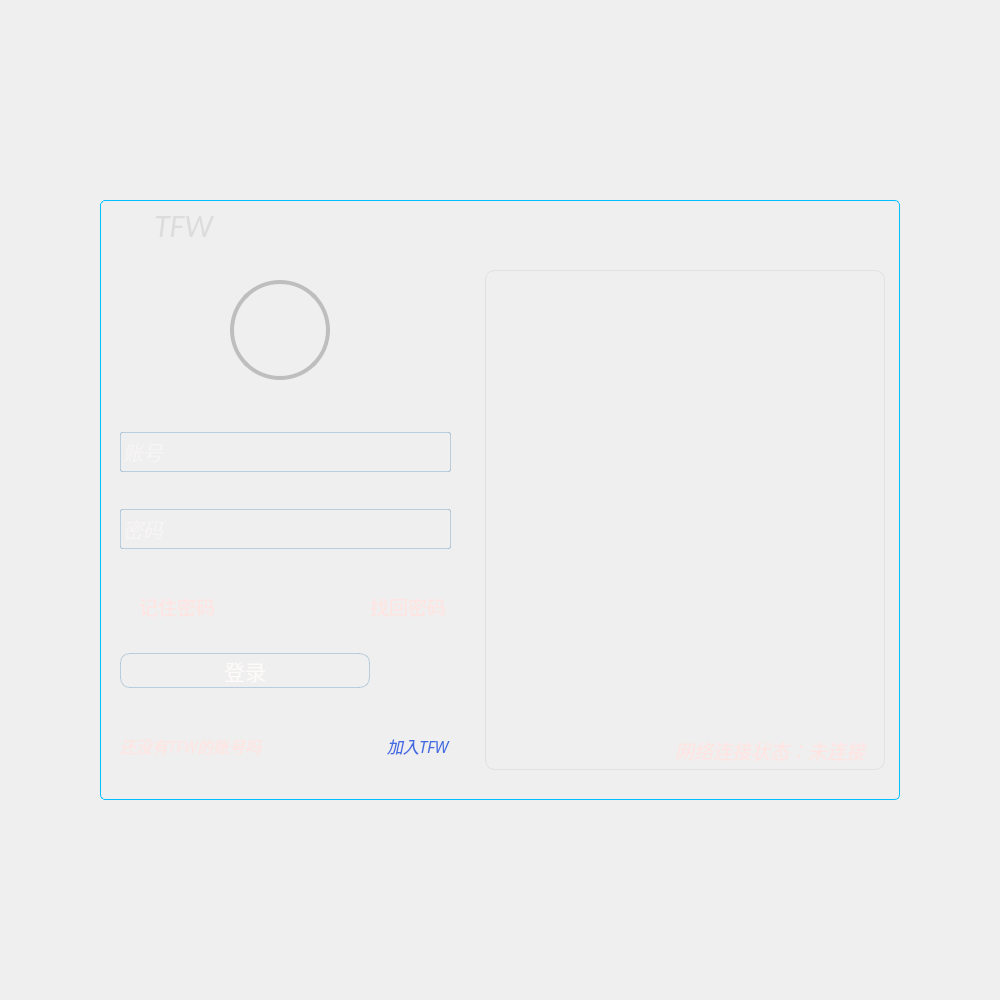
The window that TIM/widget.ui (Sunlx5522/TFW_PROJECT) describes before a commit, drawn with Qt 5.
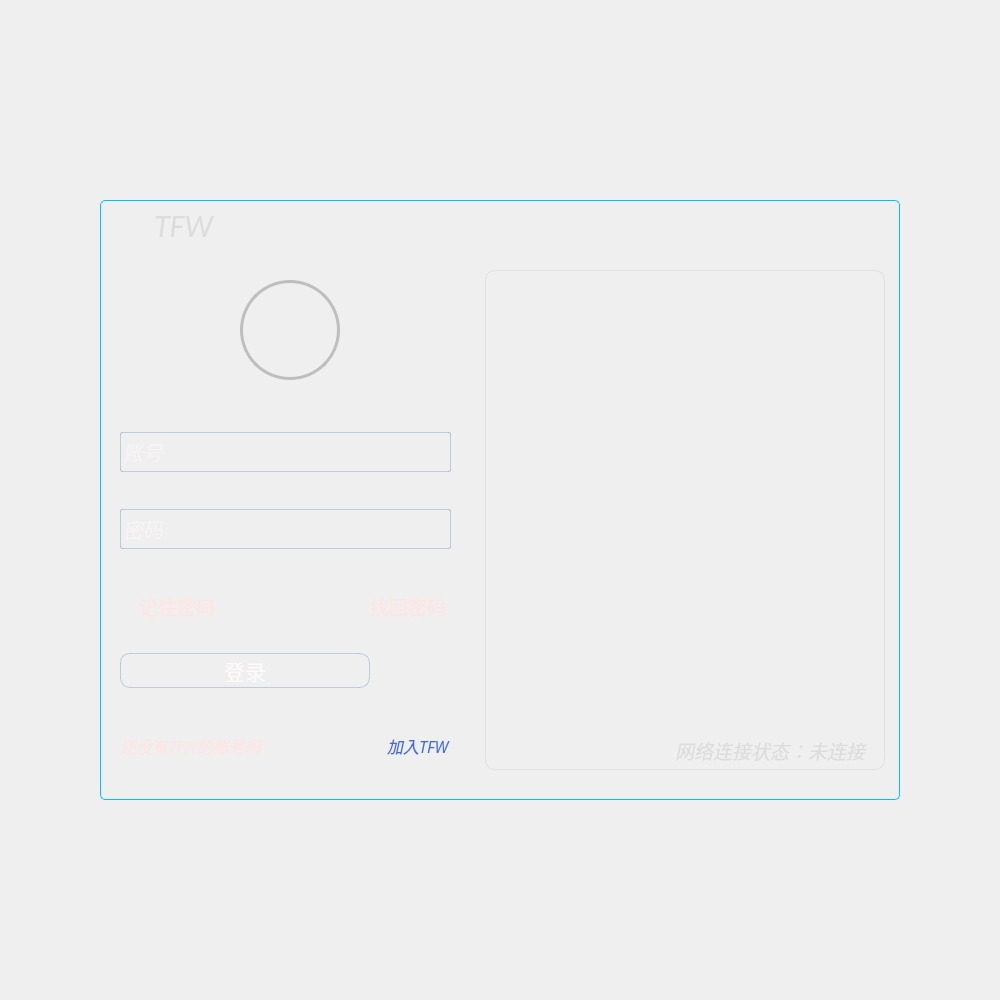
The same window after the commit. Icons and pictures are not drawn.

What changed in the file:
```diff
--- a/TIM/widget.ui
+++ b/TIM/widget.ui
@@ -323,7 +323,7 @@
           </property>
           <property name="styleSheet">
            <string notr="true">/*qlable 自定义点击按钮 找回密码*/
-color:#FFE4E1;/*设置字体颜色 以备不时之需*/</string>
+color:#DCDCDC;/*设置字体颜色 以备不时之需*/</string>
           </property>
           <property name="text">
            <string>网络连接状态：未连接</string>
@@ -784,33 +784,11 @@
          </item>
         </layout>
        </widget>
-       <widget class="QFrame" name="frame_2">
-        <property name="geometry">
-         <rect>
-          <x>120</x>
-          <y>20</y>
-          <width>100</width>
-          <height>100</height>
-         </rect>
-        </property>
-        <property name="styleSheet">
-         <string notr="true">QFrame#frame_2{
-border-style: outset;/*设置边框*/
-border: 4px solid #BEBEBE;
-border-radius:50px;
-} </string>
-        </property>
-        <property name="frameShape">
-         <enum>QFrame::StyledPanel</enum>
-        </property>
-        <property name="frameShadow">
-         <enum>QFrame::Raised</enum>
-        </property>
         <widget class="QLabel" name="userImage">
          <property name="geometry">
           <rect>
-           <x>0</x>
-           <y>0</y>
+          <x>130</x>
+          <y>20</y>
            <width>100</width>
            <height>100</height>
           </rect>
@@ -828,16 +806,18 @@
           </size>
          </property>
          <property name="styleSheet">
-          <string notr="true">/*用户头像*/
-</string>
+         <string notr="true">
+/*用户头像*/
+border-style: outset;/*设置边框*/
+border: 3px solid #BEBEBE;
+border-radius:50px;</string>
          </property>
          <property name="text">
           <string/>
          </property>
          <property name="pixmap">
-          <pixmap resource="../TFW_chatServe/Resource.qrc">:/new/prefix1/user.png</pixmap>
-         </property>
-        </widget>
+         <pixmap resource="SourceFile.qrc">:/new/prefix1/user.png</pixmap>
+        </property>
        </widget>
       </widget>
       <widget class="QWidget" name="page_2">
```
Left out of the diff: 14 changed lines with no effect on the pictures. Lines whose indentation alone changed are shown as unchanged.
